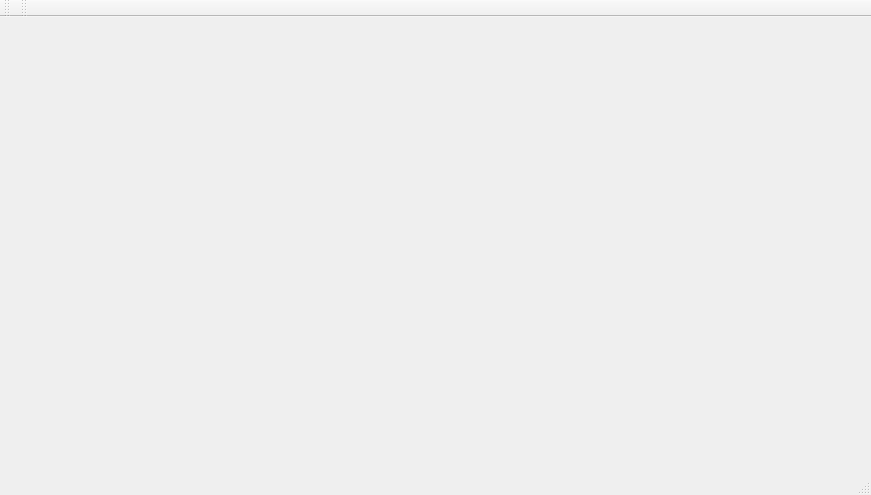
First picture: the form in source/manuelltagwindow.ui, repository BioroboticsLab/deeplocalizer-classifier, before the edit.
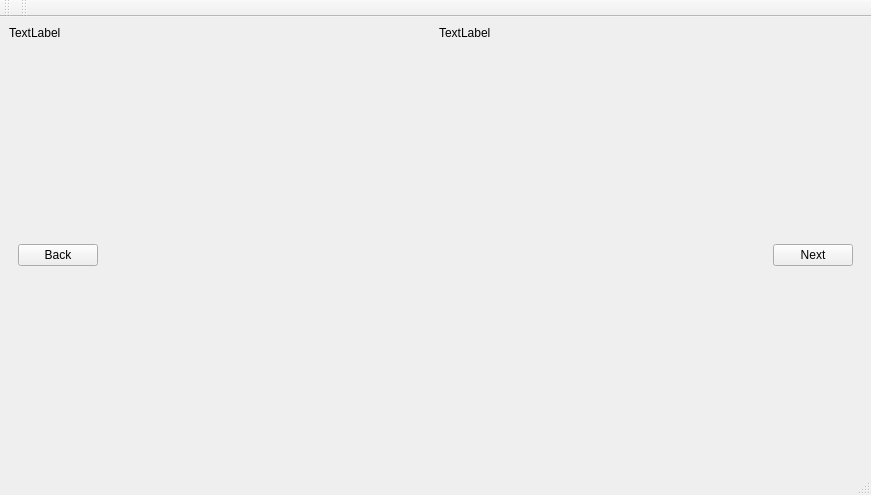
Second picture: the form after the edit.

Diff of the .ui file:
```diff
--- a/source/manuelltagwindow.ui
+++ b/source/manuelltagwindow.ui
@@ -31,6 +31,34 @@
    </property>
    <layout class="QVBoxLayout" name="verticalLayout">
     <item>
+     <layout class="QHBoxLayout" name="horizontalLayout_2">
+      <item>
+       <widget class="QLabel" name="label_2">
+        <property name="text">
+         <string>TextLabel</string>
+        </property>
+       </widget>
+      </item>
+      <item>
+       <widget class="QLabel" name="label">
+        <property name="text">
+         <string>TextLabel</string>
+        </property>
+       </widget>
+      </item>
+     </layout>
+    </item>
+    <item>
+     <widget class="QWidget" name="widget" native="true">
+      <layout class="QHBoxLayout" name="horizontalLayout">
+       <item>
+        <widget class="QPushButton" name="push_back">
+         <property name="text">
+          <string>Back</string>
+         </property>
+        </widget>
+       </item>
+       <item>
      <widget class="QScrollArea" name="scrollArea">
       <property name="frameShape">
        <enum>QFrame::NoFrame</enum>
@@ -49,8 +77,8 @@
         <rect>
          <x>0</x>
          <y>0</y>
-         <width>853</width>
-         <height>421</height>
+            <width>653</width>
+            <height>380</height>
         </rect>
        </property>
        <property name="sizePolicy">
@@ -61,6 +89,16 @@
        </property>
        <layout class="QGridLayout" name="gridLayout_3"/>
       </widget>
+        </widget>
+       </item>
+       <item>
+        <widget class="QPushButton" name="push_next">
+         <property name="text">
+          <string>Next</string>
+         </property>
+        </widget>
+       </item>
+      </layout>
      </widget>
     </item>
    </layout>
```
Left out of the diff: 2 changed lines with no effect on the pictures. Lines whose indentation alone changed are shown as unchanged.
